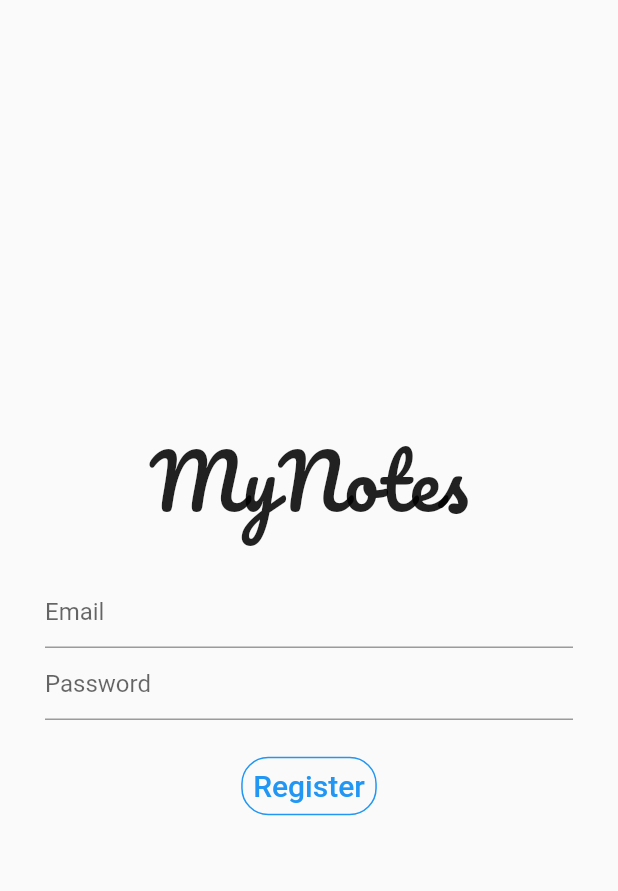
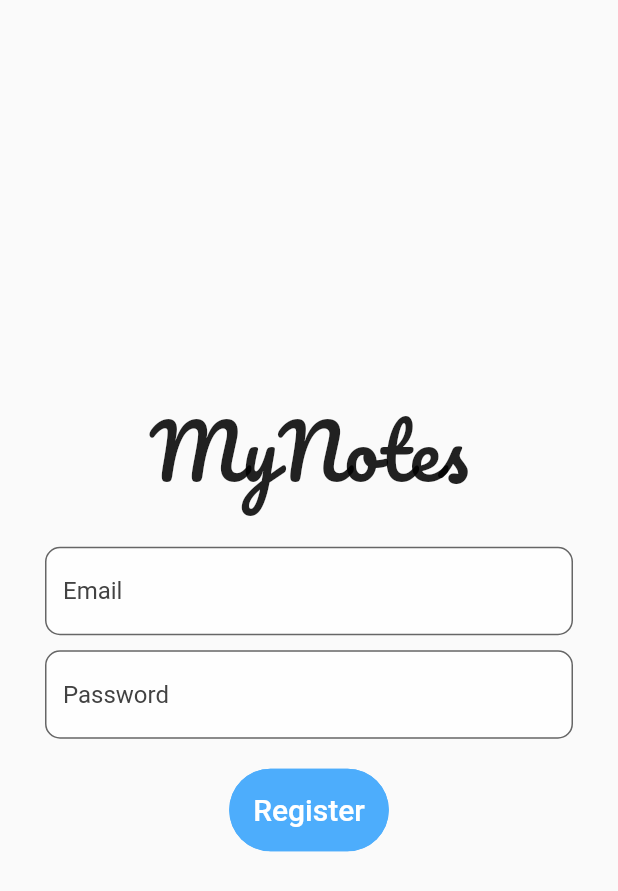
Before and after one commit to nrisek/Flutter, a Flutter app: the screen it shows after launch, on a phone screen of 412 x 824 dp. Shown: the top 891 px of the screen. Run offline on Flutter 3.47's test engine with Material 2 defaults, Android fonts, the phone set to English and light mode, and no system bars; our stand-ins replace firebase_auth, firebase_core, google_fonts; accounts and stored records are empty.

Commit message:
Added border to textfields, added margin between textfields, added padding to register button

```diff
--- a/mynotes/lib/main.dart
+++ b/mynotes/lib/main.dart
@@ -73,13 +73,21 @@ class _HomePageState extends State<HomePage> {
                     style: GoogleFonts.pacifico(fontSize: 50),
                   ),
                 ),
-                TextField(
-                  controller: _email,
-                  enableSuggestions: false,
-                  autocorrect: false,
-                  keyboardType: TextInputType.emailAddress,
-                  decoration: const InputDecoration(
-                    hintText: 'Email',
+                Container(
+                  margin: const EdgeInsets.only(bottom: 10.0),
+                  child: TextField(
+                    controller: _email,
+                    enableSuggestions: false,
+                    autocorrect: false,
+                    keyboardType: TextInputType.emailAddress,
+                    decoration: InputDecoration(
+                        border: OutlineInputBorder(
+                          borderRadius: BorderRadius.circular(10.0),
+                        ),
+                        filled: true,
+                        hintStyle: TextStyle(color: Colors.grey[800]),
+                        hintText: "Email",
+                        fillColor: Colors.white70),
                   ),
                 ),
                 TextField(
@@ -87,7 +95,15 @@ class _HomePageState extends State<HomePage> {
                   obscureText: true,
                   enableSuggestions: false,
                   autocorrect: false,
-                  decoration: const InputDecoration(hintText: 'Password'),
+                  decoration: InputDecoration(
+                    border: OutlineInputBorder(
+                      borderRadius: BorderRadius.circular(10.0),
+                    ),
+                    filled: true,
+                    hintStyle: TextStyle(color: Colors.grey[800]),
+                    hintText: "Password",
+                    fillColor: Colors.white70,
+                  ),
                 ),
                 Container(
                   margin: const EdgeInsets.only(top: 20.0),
@@ -95,10 +111,13 @@ class _HomePageState extends State<HomePage> {
                     style: ButtonStyle(
                       shape: MaterialStateProperty.all<RoundedRectangleBorder>(
                         RoundedRectangleBorder(
-                          borderRadius: BorderRadius.circular(18.0),
-                          side: const BorderSide(color: Colors.blue),
+                          borderRadius: BorderRadius.circular(30.0),
+                          side: const BorderSide(
+                              color: Color.fromARGB(255, 77, 173, 252)),
                         ),
                       ),
+                      backgroundColor: MaterialStateProperty.all(
+                          const Color.fromARGB(255, 77, 173, 252)),
                     ),
                     onPressed: () async {
                       /*final email = _email.text;
@@ -108,8 +127,14 @@ class _HomePageState extends State<HomePage> {
                               email: email, password: password);
                       print(userCredential);*/
                     },
-                    child: Text('Register',
-                        style: GoogleFonts.roboto(fontSize: 20)),
+                    child: Padding(
+                      padding: const EdgeInsets.all(8.0),
+                      child: Text(
+                        'Register',
+                        style: GoogleFonts.roboto(
+                            fontSize: 20, color: Colors.white),
+                      ),
+                    ),
                   ),
                 ),
               ],
```
